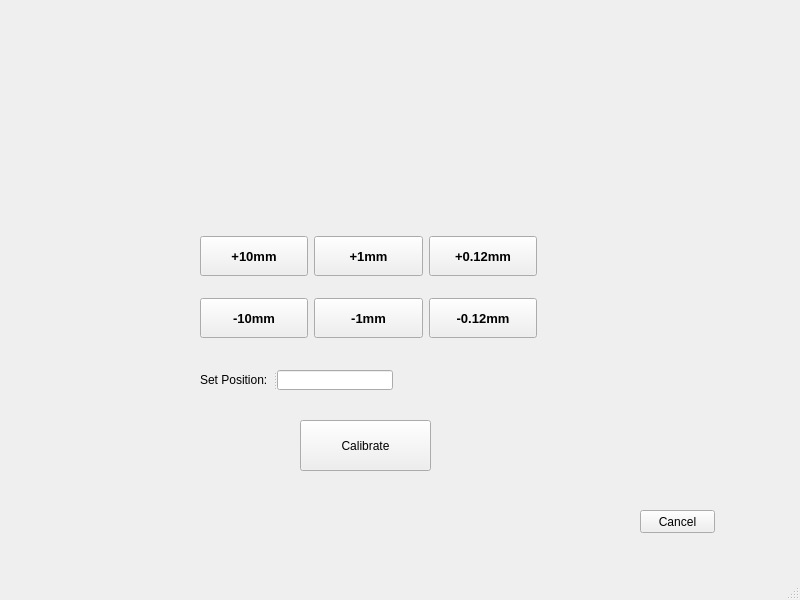
ejmeitz/CameraControlUI, file cameracontrolui.ui: the form before one commit.
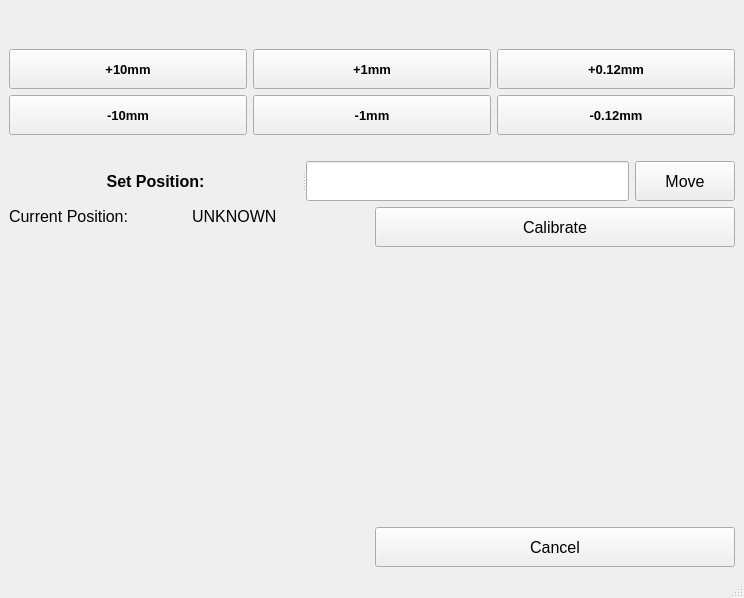
The form after the commit.

Commit message: added current Position counter to ui

Diff of the .ui file:
```diff
--- a/cameracontrolui.ui
+++ b/cameracontrolui.ui
@@ -6,25 +6,22 @@
    <rect>
     <x>0</x>
     <y>0</y>
-    <width>800</width>
-    <height>600</height>
+    <width>744</width>
+    <height>598</height>
    </rect>
   </property>
   <property name="windowTitle">
    <string>CameraControlUI</string>
   </property>
   <widget class="QWidget" name="centralwidget">
-   <widget class="QWidget" name="layoutWidget">
-    <property name="geometry">
-     <rect>
-      <x>200</x>
-      <y>220</y>
-      <width>337</width>
-      <height>134</height>
-     </rect>
-    </property>
-    <layout class="QGridLayout" name="gridLayout">
+   <layout class="QGridLayout" name="gridLayout_2">
      <item row="0" column="0">
+     <layout class="QVBoxLayout" name="verticalLayout_4">
+      <item>
+       <layout class="QVBoxLayout" name="verticalLayout">
+        <item>
+         <layout class="QGridLayout" name="gridLayout">
+          <item row="1" column="0">
       <widget class="QPushButton" name="moveUp10">
        <property name="sizePolicy">
         <sizepolicy hsizetype="Preferred" vsizetype="Fixed">
@@ -50,33 +47,7 @@
        </property>
       </widget>
      </item>
-     <item row="0" column="1">
-      <widget class="QPushButton" name="moveUp1">
-       <property name="sizePolicy">
-        <sizepolicy hsizetype="Preferred" vsizetype="Fixed">
-         <horstretch>0</horstretch>
-         <verstretch>0</verstretch>
-        </sizepolicy>
-       </property>
-       <property name="minimumSize">
-        <size>
-         <width>100</width>
-         <height>40</height>
-        </size>
-       </property>
-       <property name="font">
-        <font>
-         <pointsize>10</pointsize>
-         <weight>75</weight>
-         <bold>true</bold>
-        </font>
-       </property>
-       <property name="text">
-        <string>+1mm</string>
-       </property>
-      </widget>
-     </item>
-     <item row="0" column="2">
+          <item row="1" column="2">
       <widget class="QPushButton" name="moveUpPoint1">
        <property name="sizePolicy">
         <sizepolicy hsizetype="Preferred" vsizetype="Fixed">
@@ -102,33 +73,33 @@
        </property>
       </widget>
      </item>
-     <item row="1" column="2">
-      <widget class="QPushButton" name="moveDownPoint1">
-       <property name="sizePolicy">
-        <sizepolicy hsizetype="Preferred" vsizetype="Fixed">
-         <horstretch>0</horstretch>
-         <verstretch>0</verstretch>
-        </sizepolicy>
-       </property>
-       <property name="minimumSize">
-        <size>
-         <width>100</width>
-         <height>40</height>
-        </size>
-       </property>
-       <property name="font">
-        <font>
-         <pointsize>10</pointsize>
-         <weight>75</weight>
-         <bold>true</bold>
-        </font>
-       </property>
-       <property name="text">
-        <string>-0.12mm</string>
-       </property>
-      </widget>
-     </item>
      <item row="1" column="1">
+           <widget class="QPushButton" name="moveUp1">
+            <property name="sizePolicy">
+             <sizepolicy hsizetype="Preferred" vsizetype="Fixed">
+              <horstretch>0</horstretch>
+              <verstretch>0</verstretch>
+             </sizepolicy>
+            </property>
+            <property name="minimumSize">
+             <size>
+              <width>100</width>
+              <height>40</height>
+             </size>
+            </property>
+            <property name="font">
+             <font>
+              <pointsize>10</pointsize>
+              <weight>75</weight>
+              <bold>true</bold>
+             </font>
+            </property>
+            <property name="text">
+             <string>+1mm</string>
+            </property>
+           </widget>
+          </item>
+          <item row="2" column="1">
       <widget class="QPushButton" name="moveDown1">
        <property name="minimumSize">
         <size>
@@ -148,7 +119,33 @@
        </property>
       </widget>
      </item>
-     <item row="1" column="0">
+          <item row="2" column="2">
+           <widget class="QPushButton" name="moveDownPoint1">
+            <property name="sizePolicy">
+             <sizepolicy hsizetype="Preferred" vsizetype="Fixed">
+              <horstretch>0</horstretch>
+              <verstretch>0</verstretch>
+             </sizepolicy>
+            </property>
+            <property name="minimumSize">
+             <size>
+              <width>100</width>
+              <height>40</height>
+             </size>
+            </property>
+            <property name="font">
+             <font>
+              <pointsize>10</pointsize>
+              <weight>75</weight>
+              <bold>true</bold>
+             </font>
+            </property>
+            <property name="text">
+             <string>-0.12mm</string>
+            </property>
+           </widget>
+          </item>
+          <item row="2" column="0">
       <widget class="QPushButton" name="moveDown10">
        <property name="sizePolicy">
         <sizepolicy hsizetype="Preferred" vsizetype="Fixed">
@@ -174,63 +171,205 @@
        </property>
       </widget>
      </item>
-    </layout>
-   </widget>
-   <widget class="QPushButton" name="cancelButton">
-    <property name="geometry">
-     <rect>
-      <x>640</x>
-      <y>510</y>
-      <width>75</width>
-      <height>23</height>
-     </rect>
-    </property>
-    <property name="text">
-     <string>Cancel</string>
-    </property>
-   </widget>
-   <widget class="QSplitter" name="splitter">
-    <property name="geometry">
-     <rect>
-      <x>200</x>
-      <y>370</y>
-      <width>193</width>
+          <item row="0" column="1">
+           <spacer name="verticalSpacer_2">
+            <property name="orientation">
+             <enum>Qt::Vertical</enum>
+            </property>
+            <property name="sizeType">
+             <enum>QSizePolicy::Preferred</enum>
+            </property>
+            <property name="sizeHint" stdset="0">
+             <size>
+              <width>20</width>
+              <height>40</height>
+             </size>
+            </property>
+           </spacer>
+          </item>
+         </layout>
+        </item>
+        <item>
+         <spacer name="verticalSpacer">
+          <property name="orientation">
+           <enum>Qt::Vertical</enum>
+          </property>
+          <property name="sizeType">
+           <enum>QSizePolicy::Minimum</enum>
+          </property>
+          <property name="sizeHint" stdset="0">
+           <size>
+            <width>20</width>
       <height>20</height>
-     </rect>
-    </property>
+           </size>
+          </property>
+         </spacer>
+        </item>
+        <item>
+         <layout class="QHBoxLayout" name="horizontalLayout">
+          <item>
+           <widget class="QSplitter" name="splitter">
     <property name="orientation">
      <enum>Qt::Horizontal</enum>
     </property>
     <widget class="QLabel" name="setPosionLabel">
+             <property name="font">
+              <font>
+               <pointsize>12</pointsize>
+               <weight>75</weight>
+               <bold>true</bold>
+              </font>
+             </property>
      <property name="text">
       <string>Set Position:</string>
      </property>
-    </widget>
-    <widget class="QLineEdit" name="variableInputBox"/>
-   </widget>
+             <property name="alignment">
+              <set>Qt::AlignCenter</set>
+             </property>
+            </widget>
+            <widget class="QLineEdit" name="variableInputBox">
+             <property name="maximumSize">
+              <size>
+               <width>16777215</width>
+               <height>40</height>
+              </size>
+             </property>
+            </widget>
+           </widget>
+          </item>
+          <item>
+           <widget class="QPushButton" name="moveButton">
+            <property name="sizePolicy">
+             <sizepolicy hsizetype="Preferred" vsizetype="Fixed">
+              <horstretch>0</horstretch>
+              <verstretch>0</verstretch>
+             </sizepolicy>
+            </property>
+            <property name="minimumSize">
+             <size>
+              <width>100</width>
+              <height>40</height>
+             </size>
+            </property>
+            <property name="font">
+             <font>
+              <pointsize>12</pointsize>
+             </font>
+            </property>
+            <property name="text">
+             <string>Move</string>
+            </property>
+           </widget>
+          </item>
+         </layout>
+        </item>
+       </layout>
+      </item>
+      <item>
+       <layout class="QHBoxLayout" name="horizontalLayout_3">
+        <item>
+         <layout class="QVBoxLayout" name="verticalLayout_2">
+          <item>
+           <layout class="QHBoxLayout" name="horizontalLayout_2">
+            <item>
+             <widget class="QLabel" name="currentPosLabel">
+              <property name="font">
+               <font>
+                <pointsize>12</pointsize>
+               </font>
+              </property>
+              <property name="text">
+               <string>Current Position: </string>
+              </property>
+             </widget>
+            </item>
+            <item>
+             <widget class="QLabel" name="currentPosValue">
+              <property name="font">
+               <font>
+                <pointsize>12</pointsize>
+               </font>
+              </property>
+              <property name="text">
+               <string>UNKNOWN</string>
+              </property>
+             </widget>
+            </item>
+           </layout>
+          </item>
+          <item>
+           <spacer name="verticalSpacer_3">
+            <property name="orientation">
+             <enum>Qt::Vertical</enum>
+            </property>
+            <property name="sizeHint" stdset="0">
+             <size>
+              <width>20</width>
+              <height>40</height>
+             </size>
+            </property>
+           </spacer>
+          </item>
+         </layout>
+        </item>
+        <item>
+         <layout class="QVBoxLayout" name="verticalLayout_3">
+          <item>
    <widget class="QPushButton" name="calibrateButton">
-    <property name="geometry">
-     <rect>
-      <x>300</x>
-      <y>420</y>
-      <width>131</width>
-      <height>51</height>
-     </rect>
+            <property name="minimumSize">
+             <size>
+              <width>100</width>
+              <height>40</height>
+             </size>
+            </property>
+            <property name="font">
+             <font>
+              <pointsize>12</pointsize>
+             </font>
     </property>
     <property name="text">
      <string>Calibrate</string>
     </property>
    </widget>
-  </widget>
-  <widget class="QMenuBar" name="menubar">
-   <property name="geometry">
-    <rect>
-     <x>0</x>
-     <y>0</y>
-     <width>800</width>
-     <height>21</height>
-    </rect>
-   </property>
+          </item>
+          <item>
+           <spacer name="verticalSpacer_4">
+            <property name="orientation">
+             <enum>Qt::Vertical</enum>
+            </property>
+            <property name="sizeHint" stdset="0">
+             <size>
+              <width>20</width>
+              <height>40</height>
+             </size>
+            </property>
+           </spacer>
+          </item>
+          <item>
+           <widget class="QPushButton" name="cancelButton">
+            <property name="minimumSize">
+             <size>
+              <width>100</width>
+              <height>40</height>
+             </size>
+            </property>
+            <property name="font">
+             <font>
+              <pointsize>12</pointsize>
+             </font>
+            </property>
+            <property name="text">
+             <string>Cancel</string>
+            </property>
+           </widget>
+          </item>
+         </layout>
+        </item>
+       </layout>
+      </item>
+     </layout>
+    </item>
+   </layout>
   </widget>
   <widget class="QStatusBar" name="statusbar"/>
  </widget>
```
Lines whose indentation alone changed are shown as unchanged. The commit also changes 4 other files.
